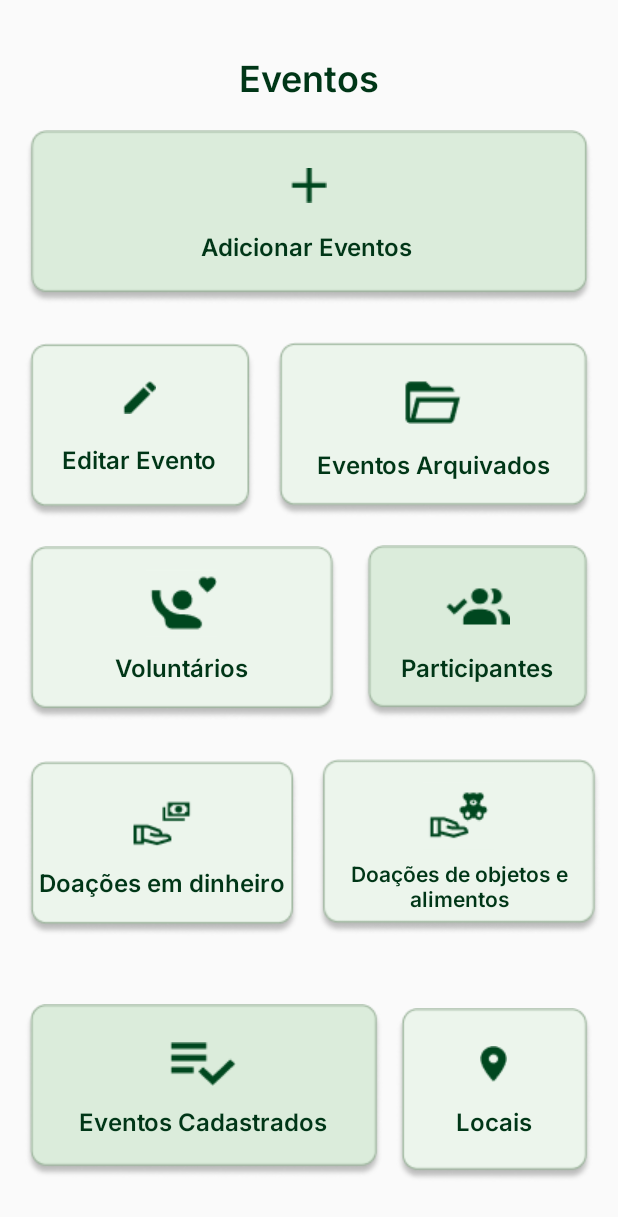
After one commit to fernandafreittas/Hallel---Mobile, an Android app: the layout activity_eventos_adm.xml on its own in the app's theme, with its tools: preview values and no code run, on a phone screen of 412 x 824 dp. The commit adds this screen. Shown: the top 1217 px of the screen. Run offline under Robolectric (Android 15) with nearby library versions, the phone set to English and light mode, and no system bars.

Commit message:
tela de eventos adm

```diff
--- /dev/null
+++ b/MyApplication/app/src/main/res/layout/activity_eventos_adm.xml
@@ -0,0 +1,199 @@
+<?xml version="1.0" encoding="utf-8"?>
+<androidx.constraintlayout.widget.ConstraintLayout xmlns:android="http://schemas.android.com/apk/res/android"
+    xmlns:app="http://schemas.android.com/apk/res-auto"
+    xmlns:tools="http://schemas.android.com/tools"
+    android:layout_width="match_parent"
+    android:layout_height="match_parent">
+
+    <TextView
+        android:id="@+id/textView32"
+        android:layout_width="wrap_content"
+        android:layout_height="wrap_content"
+        android:fontFamily="@font/inter_semibold"
+        android:text="Eventos"
+        android:textColor="@color/cortexto2"
+        android:textSize="24sp"
+        app:layout_constraintBottom_toBottomOf="parent"
+        app:layout_constraintEnd_toEndOf="parent"
+        app:layout_constraintStart_toStartOf="parent"
+        app:layout_constraintTop_toTopOf="parent"
+        app:layout_constraintVertical_bias="0.044" />
+
+    <Button
+        android:id="@+id/buttonAddEvento"
+        android:layout_width="wrap_content"
+        android:layout_height="wrap_content"
+        android:background="@drawable/fundo_eventos_adm_add"
+        android:drawableTop="@drawable/plus_vector"
+        android:fontFamily="@font/inter_semibold"
+        android:paddingTop="25dp"
+        android:paddingBottom="10dp"
+        android:text="Adicionar Eventos "
+        android:textAllCaps="false"
+        android:textColor="@color/cortexto2"
+        android:textSize="16sp"
+        app:layout_constraintBottom_toBottomOf="parent"
+        app:layout_constraintEnd_toEndOf="parent"
+        app:layout_constraintStart_toStartOf="parent"
+        app:layout_constraintTop_toBottomOf="@+id/textView32"
+        app:layout_constraintVertical_bias="0.03" />
+
+    <Button
+        android:id="@+id/buttonEditEvento"
+        android:layout_width="wrap_content"
+        android:layout_height="wrap_content"
+        android:background="@drawable/fundo_eventos_adm_edit"
+        android:drawableTop="@drawable/edit_vector"
+        android:fontFamily="@font/inter_semibold"
+        android:paddingTop="25dp"
+        android:paddingBottom="10dp"
+        android:text="Editar Evento"
+        android:textAllCaps="false"
+        android:textColor="@color/cortexto2"
+        android:textSize="16sp"
+        app:layout_constraintBottom_toBottomOf="parent"
+        app:layout_constraintEnd_toEndOf="parent"
+        app:layout_constraintHorizontal_bias="0.062"
+        app:layout_constraintStart_toStartOf="parent"
+        app:layout_constraintTop_toBottomOf="@+id/buttonAddEvento"
+        app:layout_constraintVertical_bias="0.052" />
+
+    <Button
+        android:id="@+id/buttonEventosArquivados"
+        android:layout_width="wrap_content"
+        android:layout_height="wrap_content"
+        android:background="@drawable/fundo_eventos_adm_arquivados"
+        android:drawableTop="@drawable/vector_arquivados"
+        android:fontFamily="@font/inter_semibold"
+        android:paddingTop="25dp"
+        android:paddingBottom="10dp"
+        android:text="Eventos Arquivados"
+        android:textAllCaps="false"
+        android:textColor="@color/cortexto2"
+        android:textSize="16sp"
+        app:layout_constraintBottom_toBottomOf="parent"
+        app:layout_constraintEnd_toEndOf="parent"
+        app:layout_constraintHorizontal_bias="0.428"
+        app:layout_constraintStart_toEndOf="@+id/buttonEditEvento"
+        app:layout_constraintTop_toBottomOf="@+id/buttonAddEvento"
+        app:layout_constraintVertical_bias="0.05" />
+
+    <Button
+        android:id="@+id/buttonEventosVoluntarios"
+        android:layout_width="wrap_content"
+        android:layout_height="wrap_content"
+        android:background="@drawable/fundo_eventos_adm_voluntarios"
+        android:drawableTop="@drawable/frame_voluntario"
+        android:fontFamily="@font/inter_semibold"
+        android:paddingTop="15dp"
+        android:paddingBottom="15dp"
+        android:text="Voluntários"
+        android:textAllCaps="false"
+        android:textColor="@color/cortexto2"
+        android:textSize="16sp"
+        app:layout_constraintBottom_toBottomOf="parent"
+        app:layout_constraintEnd_toEndOf="parent"
+        app:layout_constraintHorizontal_bias="0.079"
+        app:layout_constraintStart_toStartOf="parent"
+        app:layout_constraintTop_toBottomOf="@+id/buttonEditEvento"
+        app:layout_constraintVertical_bias="0.05" />
+
+    <Button
+        android:id="@+id/buttonParticipantes"
+        android:layout_width="wrap_content"
+        android:layout_height="wrap_content"
+        android:background="@drawable/fundo_eventos_adm_participantes"
+        android:drawableTop="@drawable/icon_participantes_adm_eventos"
+        android:fontFamily="@font/inter_semibold"
+        android:paddingTop="20dp"
+        android:paddingBottom="15dp"
+        android:text="Participantes"
+        android:textAllCaps="false"
+        android:textColor="@color/cortexto2"
+        android:textSize="16sp"
+        app:layout_constraintBottom_toBottomOf="parent"
+        app:layout_constraintEnd_toEndOf="parent"
+        app:layout_constraintHorizontal_bias="0.483"
+        app:layout_constraintStart_toEndOf="@+id/buttonEventosVoluntarios"
+        app:layout_constraintTop_toBottomOf="@+id/buttonEventosArquivados"
+        app:layout_constraintVertical_bias="0.05" />
+
+    <Button
+        android:id="@+id/buttonDonationMoney"
+        android:layout_width="wrap_content"
+        android:layout_height="wrap_content"
+        android:background="@drawable/fundo_eventos_adm_donation1"
+        android:drawableTop="@drawable/icon_donation_money"
+        android:fontFamily="@font/inter_semibold"
+        android:paddingTop="20dp"
+        android:paddingBottom="20dp"
+        android:text="Doações em dinheiro"
+        android:textAllCaps="false"
+        android:textColor="@color/cortexto2"
+        android:textSize="16sp"
+        app:layout_constraintBottom_toBottomOf="parent"
+        app:layout_constraintEnd_toEndOf="parent"
+        app:layout_constraintHorizontal_bias="0.07"
+        app:layout_constraintStart_toStartOf="parent"
+        app:layout_constraintTop_toBottomOf="@+id/buttonEventosVoluntarios"
+        app:layout_constraintVertical_bias="0.121" />
+
+    <Button
+        android:id="@+id/buttonDonationObj"
+        android:layout_width="189dp"
+        android:layout_height="118dp"
+        android:layout_marginStart="12dp"
+        android:background="@drawable/fundo_eventos_adm_donation2"
+        android:drawableTop="@drawable/icon_donation_toys"
+        android:fontFamily="@font/inter_semibold"
+        android:paddingTop="15dp"
+        android:paddingBottom="10dp"
+        android:text="Doações de objetos e alimentos"
+        android:textAllCaps="false"
+        android:textColor="@color/cortexto2"
+        android:textSize="14sp"
+        app:layout_constraintBottom_toBottomOf="parent"
+        app:layout_constraintStart_toEndOf="@+id/buttonDonationMoney"
+        app:layout_constraintTop_toBottomOf="@+id/buttonParticipantes"
+        app:layout_constraintVertical_bias="0.119" />
+
+    <Button
+        android:id="@+id/buttonEventosCadastrados"
+        android:layout_width="wrap_content"
+        android:layout_height="wrap_content"
+        android:background="@drawable/fundo_eventos_adm_cadastrados"
+        android:drawableTop="@drawable/cadastrado_adm_evento_check"
+        android:fontFamily="@font/inter_semibold"
+        android:paddingTop="25dp"
+        android:paddingBottom="15dp"
+        android:text="Eventos Cadastrados"
+        android:textAllCaps="false"
+        android:textColor="@color/cortexto2"
+        android:textSize="16sp"
+        app:layout_constraintBottom_toBottomOf="parent"
+        app:layout_constraintEnd_toEndOf="parent"
+        app:layout_constraintHorizontal_bias="0.093"
+        app:layout_constraintStart_toStartOf="parent"
+        app:layout_constraintTop_toBottomOf="@+id/buttonDonationMoney"
+        app:layout_constraintVertical_bias="0.538" />
+
+    <Button
+        android:id="@+id/buttonEventosLocais"
+        android:layout_width="wrap_content"
+        android:layout_height="wrap_content"
+        android:background="@drawable/fundo_eventos_adm_local"
+        android:drawableTop="@drawable/icon_local_evento_adm"
+        android:fontFamily="@font/inter_semibold"
+        android:paddingTop="25dp"
+        android:paddingBottom="15dp"
+        android:text="Locais"
+        android:textAllCaps="false"
+        android:textColor="@color/cortexto2"
+        android:textSize="16sp"
+        app:layout_constraintBottom_toBottomOf="parent"
+        app:layout_constraintEnd_toEndOf="parent"
+        app:layout_constraintHorizontal_bias="0.333"
+        app:layout_constraintStart_toEndOf="@+id/buttonEventosCadastrados"
+        app:layout_constraintTop_toBottomOf="@+id/buttonDonationObj"
+        app:layout_constraintVertical_bias="0.571" />
+</androidx.constraintlayout.widget.ConstraintLayout>
--- a/MyApplication/app/src/main/res/layout/activity_perfil.xml
+++ b/MyApplication/app/src/main/res/layout/activity_perfil.xml
@@ -401,7 +401,7 @@
                     app:layout_constraintStart_toEndOf="@+id/textView39" />
 
                 <Button
-                    android:id="@+id/button7"
+                    android:id="@+id/buttonEventosPerfil"
                     android:layout_width="wrap_content"
                     android:layout_height="wrap_content"
                     android:background="@drawable/back_buttons_perfil"
@@ -434,7 +434,7 @@
                     app:layout_constraintBottom_toBottomOf="parent"
                     app:layout_constraintEnd_toEndOf="parent"
                     app:layout_constraintHorizontal_bias="0.36"
-                    app:layout_constraintStart_toEndOf="@+id/button7"
+                    app:layout_constraintStart_toEndOf="@+id/buttonEventosPerfil"
                     app:layout_constraintTop_toBottomOf="@+id/imageView20"
                     app:layout_constraintVertical_bias="0.239" />
 
```
Also changed, not shown: MyApplication/app/src/main/res/drawable/cadastrado_adm_evento_check.png (added), MyApplication/app/src/main/res/drawable/edit_vector.png (added), MyApplication/app/src/main/res/drawable/frame_voluntario.png (added), MyApplication/app/src/main/res/drawable/fundo_eventos_adm_add.png (added), MyApplication/app/src/main/res/drawable/fundo_eventos_adm_arquivados.png (added), MyApplication/app/src/main/res/drawable/fundo_eventos_adm_cadastrados.png (added), MyApplication/app/src/main/res/drawable/fundo_eventos_adm_donation1.png (added), MyApplication/app/src/main/res/drawable/fundo_eventos_adm_donation2.png (added), MyApplication/app/src/main/res/drawable/fundo_eventos_adm_edit.png (added), MyApplication/app/src/main/res/drawable/fundo_eventos_adm_local.png (added), MyApplication/app/src/main/res/drawable/fundo_eventos_adm_participantes.png (added), MyApplication/app/src/main/res/drawable/fundo_eventos_adm_voluntarios.png (added), MyApplication/app/src/main/res/drawable/icon_donation_money.png (added), MyApplication/app/src/main/res/drawable/icon_donation_toys.png (added), 4 more files.
